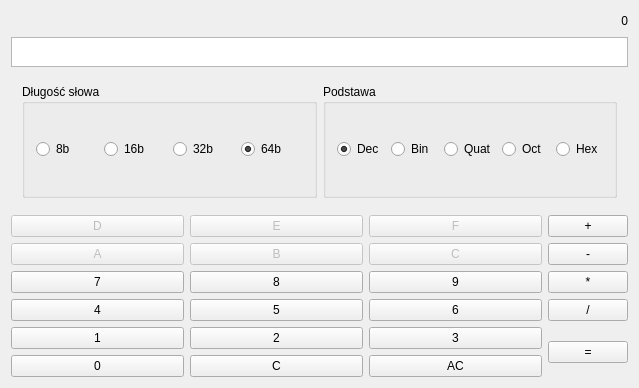
Above: Kalkulator/calculatorinterface.ui from plusquam/Qt_training before the change. Below: the same form after it.
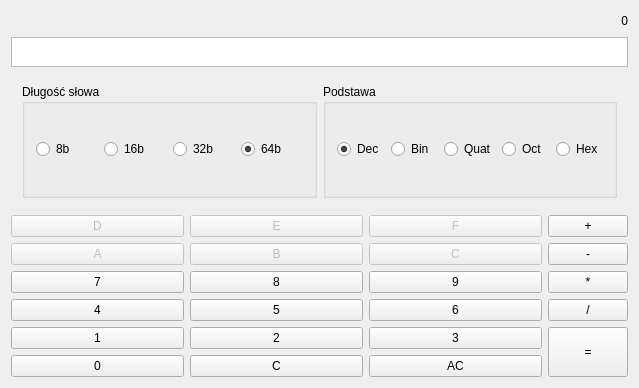
That is the form after the change.

```diff
--- a/Kalkulator/calculatorinterface.ui
+++ b/Kalkulator/calculatorinterface.ui
@@ -54,6 +54,12 @@
        <verstretch>0</verstretch>
       </sizepolicy>
      </property>
+     <property name="maximumSize">
+      <size>
+       <width>16777215</width>
+       <height>300</height>
+      </size>
+     </property>
      <property name="text">
       <string>=</string>
      </property>
```
